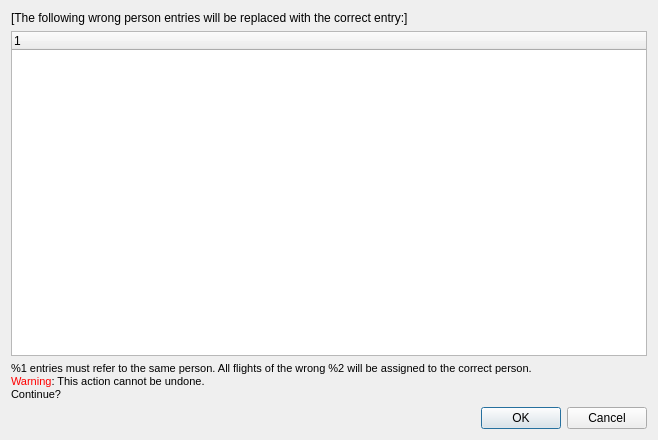
Before: the Qt Designer form src/gui/windows/ConfirmOverwritePersonDialog.ui in startkladde/startkladde, drawn with Qt 5.
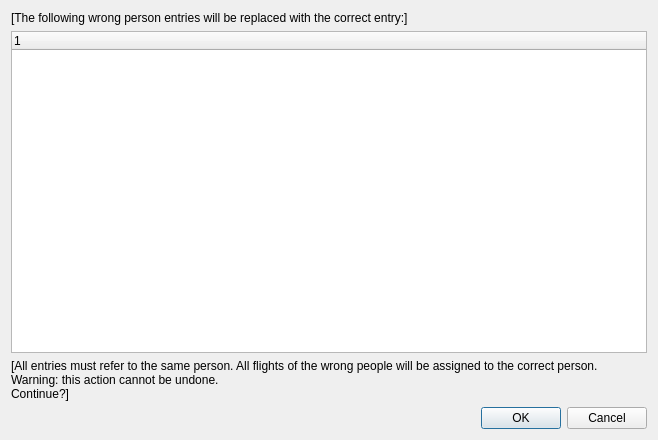
After: the same form once the commit is applied.

Commit message: Remove overly specific designer-generated HTML from label Set whole label text programmatically (translates better)

What changed in the file:
```diff
--- a/src/gui/windows/ConfirmOverwritePersonDialog.ui
+++ b/src/gui/windows/ConfirmOverwritePersonDialog.ui
@@ -25,18 +25,20 @@
     </widget>
    </item>
    <item>
-    <widget class="QTreeWidget" name="entriesTree"/>
+    <widget class="QTreeWidget" name="entriesTree">
+     <column>
+      <property name="text">
+       <string notr="true">1</string>
+      </property>
+     </column>
+    </widget>
    </item>
    <item>
     <widget class="QLabel" name="descriptionLabel">
      <property name="text">
-      <string>&lt;!DOCTYPE HTML PUBLIC &quot;-//W3C//DTD HTML 4.0//EN&quot; &quot;http://www.w3.org/TR/REC-html40/strict.dtd&quot;&gt;
-&lt;html&gt;&lt;head&gt;&lt;meta name=&quot;qrichtext&quot; content=&quot;1&quot; /&gt;&lt;style type=&quot;text/css&quot;&gt;
-p, li { white-space: pre-wrap; }
-&lt;/style&gt;&lt;/head&gt;&lt;body style=&quot; font-family:'MS Shell Dlg 2'; font-size:8.25pt; font-weight:400; font-style:normal;&quot;&gt;
-&lt;p style=&quot; margin-top:0px; margin-bottom:0px; margin-left:0px; margin-right:0px; -qt-block-indent:0; text-indent:0px;&quot;&gt;&lt;span style=&quot; font-family:'Sans';&quot;&gt;%1 entries must refer to the same person. All flights of the wrong %2 will be assigned to the correct person.&lt;/span&gt;&lt;/p&gt;
-&lt;p style=&quot; margin-top:0px; margin-bottom:0px; margin-left:0px; margin-right:0px; -qt-block-indent:0; text-indent:0px;&quot;&gt;&lt;span style=&quot; font-family:'Sans'; color:#ff0000;&quot;&gt;Warning&lt;/span&gt;&lt;span style=&quot; font-family:'Sans';&quot;&gt;: This action cannot be undone.&lt;/span&gt;&lt;/p&gt;
-&lt;p style=&quot; margin-top:0px; margin-bottom:0px; margin-left:0px; margin-right:0px; -qt-block-indent:0; text-indent:0px;&quot;&gt;&lt;span style=&quot; font-family:'Sans';&quot;&gt;Continue?&lt;/span&gt;&lt;/p&gt;&lt;/body&gt;&lt;/html&gt;</string>
+      <string extracomment="Will be replaced programmatically">[All entries must refer to the same person. All flights of the wrong people will be assigned to the correct person.
+Warning: this action cannot be undone.
+Continue?]</string>
      </property>
      <property name="wordWrap">
       <bool>true</bool>
```
Left out of the diff: 2 changed lines with no effect on the pictures. The commit also changes 2 other files.
